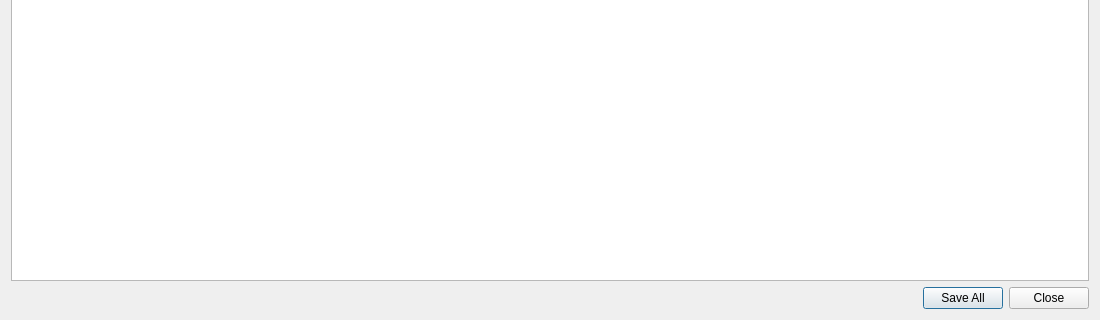
Above: gui-Qt/src/SaldoDialog.ui from Bjoe/member-manager before the change; both pictures show x 0 to 1100 and y 378 to 698 of the 1100 by 698 pixel window. Below: the same form after it.
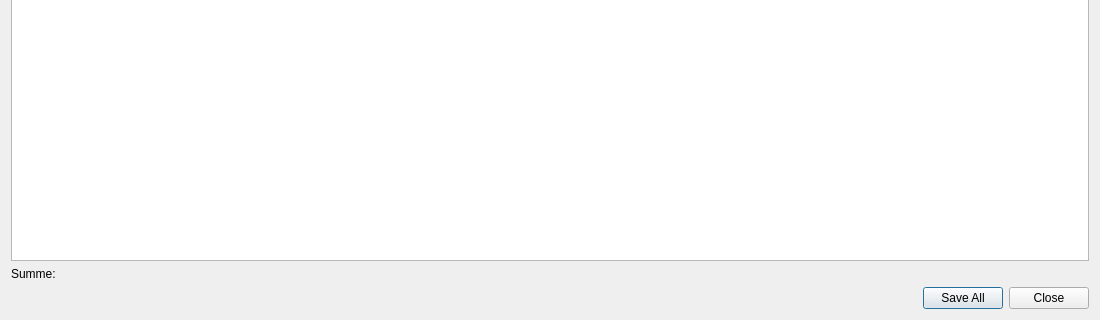
That is the form after the change.

Commit message:
Saldo Dialog auf Summen Anzeige erweitert.
Summe ergebnis auf float refactored.

```diff
--- a/gui-Qt/src/SaldoDialog.ui
+++ b/gui-Qt/src/SaldoDialog.ui
@@ -36,13 +36,20 @@
      </attribute>
     </widget>
    </item>
-   <item row="1" column="0">
+   <item row="2" column="0">
     <widget class="QDialogButtonBox" name="buttonBox">
      <property name="standardButtons">
       <set>QDialogButtonBox::Close|QDialogButtonBox::SaveAll</set>
      </property>
     </widget>
    </item>
+   <item row="1" column="0">
+    <widget class="QLabel" name="sumLabel">
+     <property name="text">
+      <string extracomment="Mitgliedsbeitrags Summe">Summe: </string>
+     </property>
+    </widget>
+   </item>
   </layout>
  </widget>
  <layoutdefault spacing="6" margin="11"/>
```
The commit also changes 6 other files.
